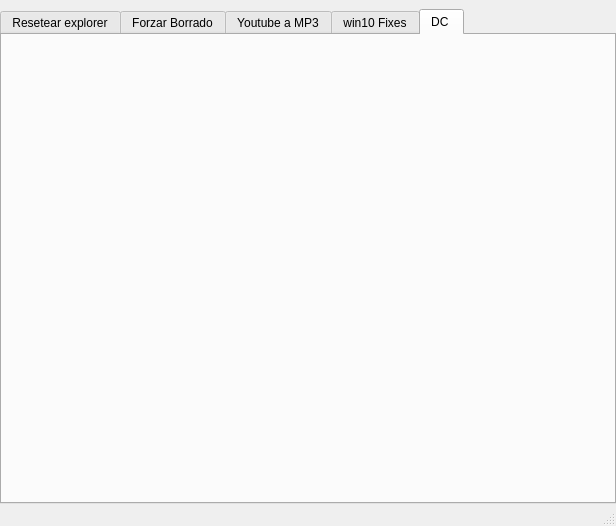
Before: the Qt Designer form interfazMain.ui in safteinzz/SFTools, drawn with Qt 5.
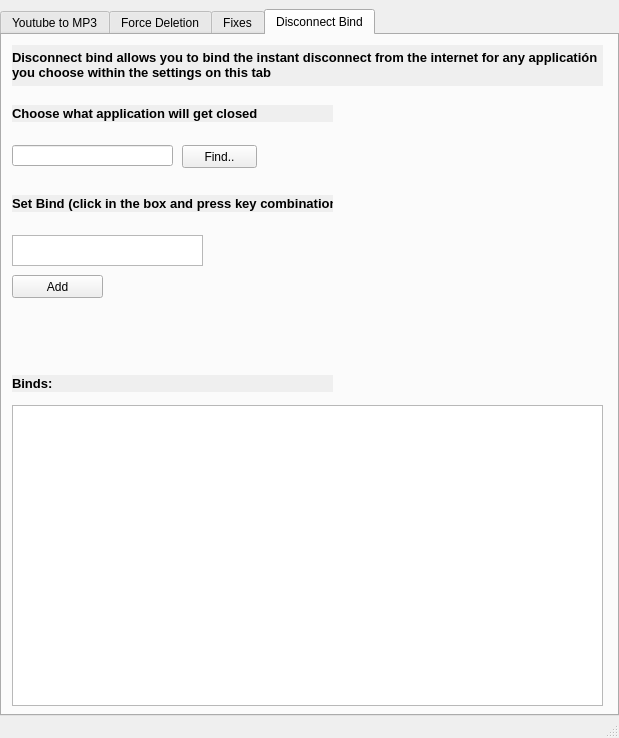
After: the same form once the commit is applied. The open tabs and pages were chosen to show the change.

Diff of the .ui file:
```diff
--- a/interfazMain.ui
+++ b/interfazMain.ui
@@ -9,8 +9,8 @@
    <rect>
     <x>0</x>
     <y>0</y>
-    <width>616</width>
-    <height>526</height>
+    <width>619</width>
+    <height>738</height>
    </rect>
   </property>
   <property name="sizePolicy">
@@ -44,9 +44,9 @@
       <property name="currentIndex">
        <number>2</number>
       </property>
-      <widget class="QWidget" name="tabResetExplorer">
+      <widget class="QWidget" name="yt2mp3">
        <attribute name="title">
-        <string>Resetear explorer</string>
+        <string>Youtube to MP3</string>
        </attribute>
        <widget class="QPushButton" name="pBResetExplorer">
         <property name="geometry">
@@ -91,7 +91,7 @@
       </widget>
       <widget class="QWidget" name="tabForceDelete">
        <attribute name="title">
-        <string>Forzar Borrado</string>
+        <string>Force Deletion</string>
        </attribute>
        <widget class="QLabel" name="lArchivos">
         <property name="geometry">
@@ -244,9 +244,9 @@
         </property>
        </widget>
       </widget>
-      <widget class="QWidget" name="yt2mp3">
+      <widget class="QWidget" name="tabResetExplorer">
        <attribute name="title">
-        <string>Youtube a MP3</string>
+        <string>Fixes</string>
        </attribute>
        <widget class="QPushButton" name="pBBajarVideo">
         <property name="geometry">
@@ -349,15 +349,192 @@
         </property>
        </widget>
       </widget>
-      <widget class="QWidget" name="tab">
-       <attribute name="title">
-        <string>win10 Fixes</string>
-       </attribute>
-      </widget>
       <widget class="QWidget" name="tab_3">
        <attribute name="title">
-        <string>DC </string>
+        <string>Disconnect Bind</string>
        </attribute>
+       <widget class="QLabel" name="lPlaylists_2">
+        <property name="geometry">
+         <rect>
+          <x>10</x>
+          <y>160</y>
+          <width>321</width>
+          <height>17</height>
+         </rect>
+        </property>
+        <property name="font">
+         <font>
+          <family>Segoe UI</family>
+          <pointsize>10</pointsize>
+          <weight>75</weight>
+          <bold>true</bold>
+         </font>
+        </property>
+        <property name="autoFillBackground">
+         <bool>true</bool>
+        </property>
+        <property name="text">
+         <string>&lt;html&gt;&lt;head/&gt;&lt;body&gt;&lt;p&gt;Set Bind (click in the box and press key combination):&lt;/p&gt;&lt;/body&gt;&lt;/html&gt;</string>
+        </property>
+        <property name="alignment">
+         <set>Qt::AlignLeading|Qt::AlignLeft|Qt::AlignVCenter</set>
+        </property>
+       </widget>
+       <widget class="QLabel" name="lVideos_3">
+        <property name="geometry">
+         <rect>
+          <x>10</x>
+          <y>10</y>
+          <width>591</width>
+          <height>41</height>
+         </rect>
+        </property>
+        <property name="font">
+         <font>
+          <family>Segoe UI</family>
+          <pointsize>10</pointsize>
+          <weight>75</weight>
+          <bold>true</bold>
+         </font>
+        </property>
+        <property name="autoFillBackground">
+         <bool>true</bool>
+        </property>
+        <property name="text">
+         <string>&lt;html&gt;&lt;head/&gt;&lt;body&gt;&lt;p&gt;Disconnect bind allows you to bind the instant disconnect from the internet for any applicatión you choose within the settings on this tab&lt;/p&gt;&lt;/body&gt;&lt;/html&gt;</string>
+        </property>
+        <property name="alignment">
+         <set>Qt::AlignLeading|Qt::AlignLeft|Qt::AlignVCenter</set>
+        </property>
+        <property name="wordWrap">
+         <bool>true</bool>
+        </property>
+       </widget>
+       <widget class="QLabel" name="lVideos_4">
+        <property name="geometry">
+         <rect>
+          <x>10</x>
+          <y>70</y>
+          <width>321</width>
+          <height>17</height>
+         </rect>
+        </property>
+        <property name="font">
+         <font>
+          <family>Segoe UI</family>
+          <pointsize>10</pointsize>
+          <weight>75</weight>
+          <bold>true</bold>
+         </font>
+        </property>
+        <property name="autoFillBackground">
+         <bool>true</bool>
+        </property>
+        <property name="text">
+         <string>Choose what application will get closed</string>
+        </property>
+        <property name="alignment">
+         <set>Qt::AlignLeading|Qt::AlignLeft|Qt::AlignVCenter</set>
+        </property>
+       </widget>
+       <widget class="QTextEdit" name="tEPlaylistBajar_2">
+        <property name="geometry">
+         <rect>
+          <x>10</x>
+          <y>200</y>
+          <width>191</width>
+          <height>31</height>
+         </rect>
+        </property>
+       </widget>
+       <widget class="QPushButton" name="pBPlaylistBajar_2">
+        <property name="geometry">
+         <rect>
+          <x>10</x>
+          <y>240</y>
+          <width>91</width>
+          <height>23</height>
+         </rect>
+        </property>
+        <property name="text">
+         <string>Add</string>
+        </property>
+       </widget>
+       <widget class="QPushButton" name="pBSeleccionarArchivoBorrar_2">
+        <property name="geometry">
+         <rect>
+          <x>180</x>
+          <y>110</y>
+          <width>75</width>
+          <height>23</height>
+         </rect>
+        </property>
+        <property name="text">
+         <string>Find..</string>
+        </property>
+       </widget>
+       <widget class="QLineEdit" name="lEArchivoBorrar_2">
+        <property name="enabled">
+         <bool>true</bool>
+        </property>
+        <property name="geometry">
+         <rect>
+          <x>10</x>
+          <y>110</y>
+          <width>161</width>
+          <height>21</height>
+         </rect>
+        </property>
+        <property name="focusPolicy">
+         <enum>Qt::NoFocus</enum>
+        </property>
+        <property name="text">
+         <string/>
+        </property>
+        <property name="readOnly">
+         <bool>true</bool>
+        </property>
+       </widget>
+       <widget class="QTableView" name="tablaBindings">
+        <property name="geometry">
+         <rect>
+          <x>10</x>
+          <y>370</y>
+          <width>591</width>
+          <height>301</height>
+         </rect>
+        </property>
+        <property name="gridStyle">
+         <enum>Qt::DashLine</enum>
+        </property>
+       </widget>
+       <widget class="QLabel" name="lPlaylists_4">
+        <property name="geometry">
+         <rect>
+          <x>10</x>
+          <y>340</y>
+          <width>321</width>
+          <height>17</height>
+         </rect>
+        </property>
+        <property name="font">
+         <font>
+          <family>Segoe UI</family>
+          <pointsize>10</pointsize>
+          <weight>75</weight>
+          <bold>true</bold>
+         </font>
+        </property>
+        <property name="autoFillBackground">
+         <bool>true</bool>
+        </property>
+        <property name="text">
+         <string>&lt;html&gt;&lt;head/&gt;&lt;body&gt;&lt;p&gt;Binds:&lt;/p&gt;&lt;/body&gt;&lt;/html&gt;</string>
+        </property>
+        <property name="alignment">
+         <set>Qt::AlignLeading|Qt::AlignLeft|Qt::AlignVCenter</set>
+        </property>
+       </widget>
       </widget>
      </widget>
     </item>
```
Left out of the diff: 270 changed lines with no effect on the pictures.
